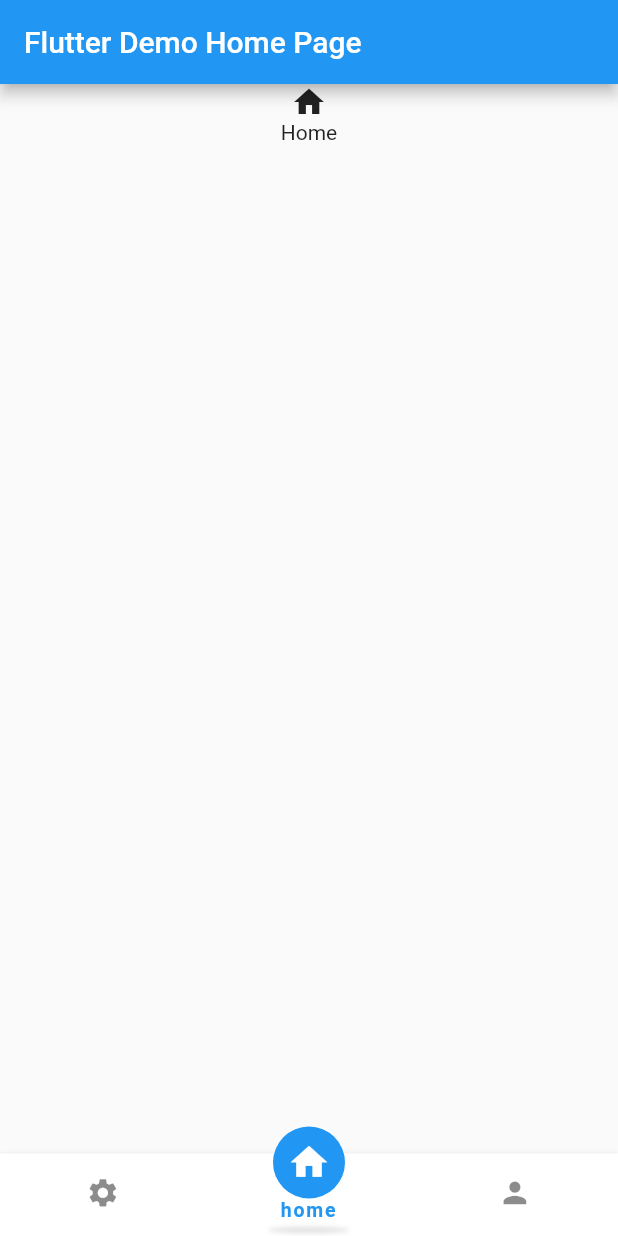
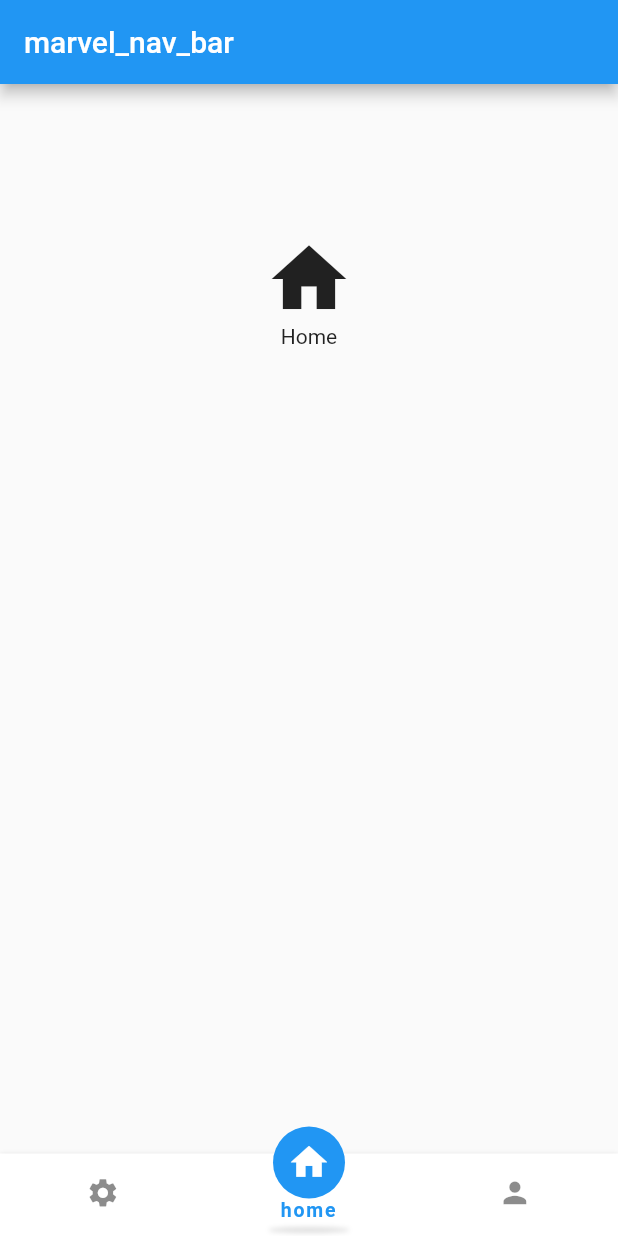
Before and after one commit to MarvelSystems0/marvel_nav_bottom, a Flutter app: the screen it shows after launch, on a phone screen of 412 x 824 dp. Run offline on Flutter 3.47's test engine with Material 2 defaults, Android fonts, the phone set to English and light mode, and no system bars.

Commit message:
Initial commit2

```diff
--- a/example/lib/main.dart
+++ b/example/lib/main.dart
@@ -15,7 +15,7 @@ class MyApp extends StatelessWidget {
         primaryColor: Colors.blue,
         visualDensity: VisualDensity.adaptivePlatformDensity,
       ),
-      home: MyHomePage(title: 'Flutter Demo Home Page'),
+      home: MyHomePage(title: 'marvel_nav_bar'),
     );
   }
 }
@@ -39,15 +39,18 @@ class _MyHomePageState extends State<MyHomePage> {
   List<Widget>_listItem=
   [
     Container(child: Center(child: Column(children: <Widget>[
-      Icon(Icons.settings),
+      SizedBox(height: 100,),
+      Icon(Icons.settings,size: 60,),
       Text('Setting'),
     ],),),),
     Container(child: Center(child: Column(children: <Widget>[
-      Icon(Icons.home),
+      SizedBox(height: 100,),
+      Icon(Icons.home,size: 60,),
       Text('Home'),
     ],),),),
     Container(child: Center(child: Column(children: <Widget>[
-      Icon(Icons.person),
+      SizedBox(height: 100,),
+      Icon(Icons.person,size: 60,),
       Text('Profile'),
     ],),),),
   ];
```
Also changed, not shown: SceenShot/img1.png (added), SceenShot/img2.png (added), SceenShot/img3.png (added), 3 other files.
